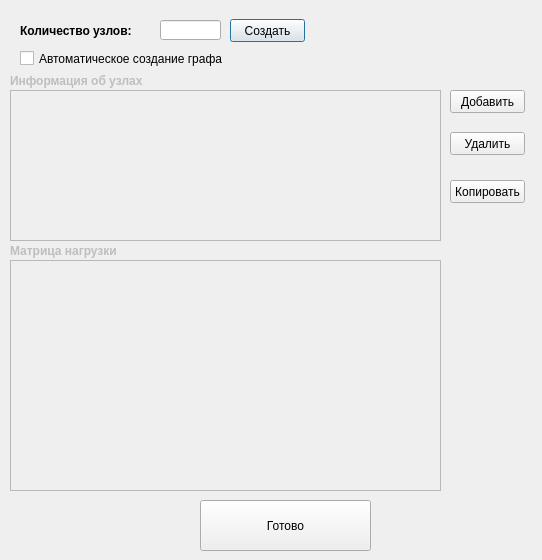
The window that input.ui (qwsnxnjene/comp-networks) describes before a commit, drawn with Qt 5.
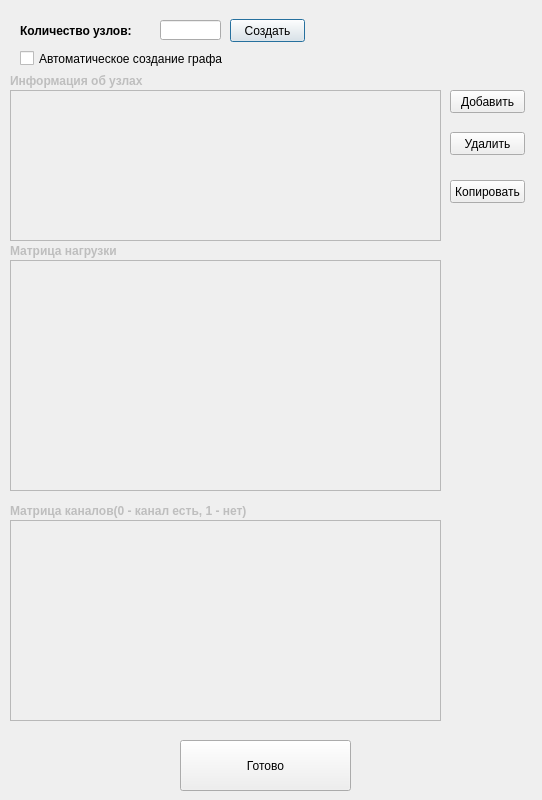
The same window after the commit.

```diff
--- a/input.ui
+++ b/input.ui
@@ -7,7 +7,7 @@
     <x>0</x>
     <y>0</y>
     <width>542</width>
-    <height>560</height>
+    <height>800</height>
    </rect>
   </property>
   <property name="windowTitle">
@@ -180,8 +180,8 @@
   <widget class="QPushButton" name="pushButton">
    <property name="geometry">
     <rect>
-     <x>200</x>
-     <y>500</y>
+     <x>180</x>
+     <y>740</y>
      <width>171</width>
      <height>51</height>
     </rect>
@@ -190,6 +190,41 @@
     <string>Готово</string>
    </property>
   </widget>
+  <widget class="QLabel" name="labelInput_4">
+   <property name="enabled">
+    <bool>false</bool>
+   </property>
+   <property name="geometry">
+    <rect>
+     <x>10</x>
+     <y>490</y>
+     <width>281</width>
+     <height>41</height>
+    </rect>
+   </property>
+   <property name="font">
+    <font>
+     <weight>75</weight>
+     <bold>true</bold>
+    </font>
+   </property>
+   <property name="text">
+    <string>Матрица каналов(0 - канал есть, 1 - нет)</string>
+   </property>
+  </widget>
+  <widget class="QTableWidget" name="tableChannels">
+   <property name="enabled">
+    <bool>false</bool>
+   </property>
+   <property name="geometry">
+    <rect>
+     <x>10</x>
+     <y>520</y>
+     <width>431</width>
+     <height>201</height>
+    </rect>
+   </property>
+  </widget>
   <zorder>labelInput</zorder>
   <zorder>inputNumOfPoints</zorder>
   <zorder>labelInput_2</zorder>
```
Left out of the diff: 2 changed lines with no effect on the pictures.
